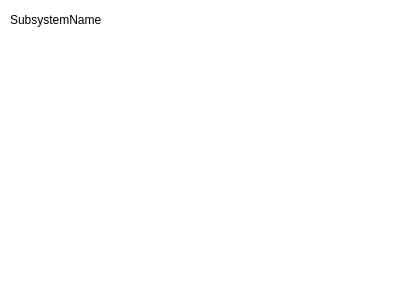
Before: the Qt Designer form resource/SubsystemWidget.ui in dseredyn/rqt_agent, drawn with Qt 5.
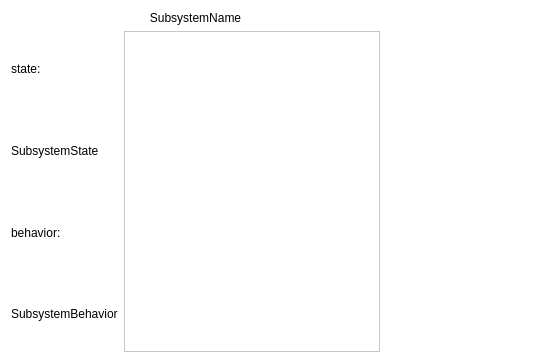
After: the same form once the commit is applied.

Commit message: buffers visualization

```diff
--- a/resource/SubsystemWidget.ui
+++ b/resource/SubsystemWidget.ui
@@ -1,87 +1,488 @@
 <?xml version="1.0" encoding="UTF-8"?>
 <ui version="4.0">
-  <class>SubsystemWidget</class>
-  <widget class="QWidget" name="SubsystemWidget">
-    <property name="geometry">
-      <rect>
-        <x>0</x>
-        <y>0</y>
-        <width>400</width>
-        <height>300</height>
-      </rect>
-    </property>
-    <property name="windowTitle">
-      <string>Form</string>
-    </property>
-    <property name="autoFillBackground">
-      <bool>true</bool>
-    </property>
-    <property name="palette">
-        <palette>
-          <active>
-            <color><red>0</red><green>0</green><blue>0</blue></color>   <!-- Foreground -->
-            <color><red>255</red><green>255</green><blue>255</blue></color>   <!-- Button -->
-            <color><red>255</red><green>255</green><blue>255</blue></color>   <!-- Light -->
-            <color><red>255</red><green>255</green><blue>255</blue></color>   <!-- Midlight -->
-            <color><red>255</red><green>255</green><blue>255</blue></color>   <!-- Dark -->
-            <color><red>255</red><green>255</green><blue>255</blue></color>   <!-- Mid -->
-            <color><red>0</red><green>0</green><blue>0</blue></color>   <!-- Text -->
-            <color><red>0</red><green>0</green><blue>0</blue></color>   <!-- BrightText -->
-            <color><red>0</red><green>0</green><blue>0</blue></color>   <!-- ButtonText -->
-            <color><red>255</red><green>255</green><blue>255</blue></color>   <!-- Base -->
-            <color><red>255</red><green>255</green><blue>255</blue></color>   <!-- Background -->
-            <color><red>255</red><green>255</green><blue>255</blue></color>   <!-- Shadow -->
-            <color><red>255</red><green>255</green><blue>255</blue></color>   <!-- Highlight -->
-            <color><red>0</red><green>0</green><blue>0</blue></color>   <!-- HighlightText -->
-          </active>
-          <disabled>
-            <color><red>0</red><green>0</green><blue>0</blue></color>   <!-- Foreground -->
-            <color><red>255</red><green>255</green><blue>255</blue></color>   <!-- Button -->
-            <color><red>255</red><green>255</green><blue>255</blue></color>   <!-- Light -->
-            <color><red>255</red><green>255</green><blue>255</blue></color>   <!-- Midlight -->
-            <color><red>255</red><green>255</green><blue>255</blue></color>   <!-- Dark -->
-            <color><red>255</red><green>255</green><blue>255</blue></color>   <!-- Mid -->
-            <color><red>0</red><green>0</green><blue>0</blue></color>   <!-- Text -->
-            <color><red>0</red><green>0</green><blue>0</blue></color>   <!-- BrightText -->
-            <color><red>0</red><green>0</green><blue>0</blue></color>   <!-- ButtonText -->
-            <color><red>255</red><green>255</green><blue>255</blue></color>   <!-- Base -->
-            <color><red>255</red><green>255</green><blue>255</blue></color>   <!-- Background -->
-            <color><red>255</red><green>255</green><blue>255</blue></color>   <!-- Shadow -->
-            <color><red>255</red><green>255</green><blue>255</blue></color>   <!-- Highlight -->
-            <color><red>0</red><green>0</green><blue>0</blue></color>   <!-- HighlightText -->
-          </disabled>
-          <inactive>
-            <color><red>0</red><green>0</green><blue>0</blue></color>   <!-- Foreground -->
-            <color><red>255</red><green>255</green><blue>255</blue></color>   <!-- Button -->
-            <color><red>255</red><green>255</green><blue>255</blue></color>   <!-- Light -->
-            <color><red>255</red><green>255</green><blue>255</blue></color>   <!-- Midlight -->
-            <color><red>255</red><green>255</green><blue>255</blue></color>   <!-- Dark -->
-            <color><red>255</red><green>255</green><blue>255</blue></color>   <!-- Mid -->
-            <color><red>0</red><green>0</green><blue>0</blue></color>   <!-- Text -->
-            <color><red>0</red><green>0</green><blue>0</blue></color>   <!-- BrightText -->
-            <color><red>0</red><green>0</green><blue>0</blue></color>   <!-- ButtonText -->
-            <color><red>255</red><green>255</green><blue>255</blue></color>   <!-- Base -->
-            <color><red>255</red><green>255</green><blue>255</blue></color>   <!-- Background -->
-            <color><red>255</red><green>255</green><blue>255</blue></color>   <!-- Shadow -->
-            <color><red>255</red><green>255</green><blue>255</blue></color>   <!-- Highlight -->
-            <color><red>0</red><green>0</green><blue>0</blue></color>   <!-- HighlightText -->
-          </inactive>
-        </palette>
-    </property>
-    <widget class="QLabel" name="SubsystemName">
-      <property name="geometry">
-        <rect>
-          <x>10</x>
-          <y>6</y>
-          <width>300</width>
-          <height>27</height>
-        </rect>
-      </property>
-      <property name="text">
+ <class>SubsystemWidget</class>
+ <widget class="QWidget" name="SubsystemWidget">
+  <property name="geometry">
+   <rect>
+    <x>0</x>
+    <y>0</y>
+    <width>543</width>
+    <height>363</height>
+   </rect>
+  </property>
+  <property name="sizePolicy">
+   <sizepolicy hsizetype="Preferred" vsizetype="Preferred">
+    <horstretch>0</horstretch>
+    <verstretch>0</verstretch>
+   </sizepolicy>
+  </property>
+  <property name="palette">
+   <palette>
+    <active>
+     <colorrole role="WindowText">
+      <brush brushstyle="SolidPattern">
+       <color alpha="255">
+        <red>0</red>
+        <green>0</green>
+        <blue>0</blue>
+       </color>
+      </brush>
+     </colorrole>
+     <colorrole role="Button">
+      <brush brushstyle="SolidPattern">
+       <color alpha="255">
+        <red>255</red>
+        <green>255</green>
+        <blue>255</blue>
+       </color>
+      </brush>
+     </colorrole>
+     <colorrole role="Light">
+      <brush brushstyle="SolidPattern">
+       <color alpha="255">
+        <red>255</red>
+        <green>255</green>
+        <blue>255</blue>
+       </color>
+      </brush>
+     </colorrole>
+     <colorrole role="Midlight">
+      <brush brushstyle="SolidPattern">
+       <color alpha="255">
+        <red>255</red>
+        <green>255</green>
+        <blue>255</blue>
+       </color>
+      </brush>
+     </colorrole>
+     <colorrole role="Dark">
+      <brush brushstyle="SolidPattern">
+       <color alpha="255">
+        <red>255</red>
+        <green>255</green>
+        <blue>255</blue>
+       </color>
+      </brush>
+     </colorrole>
+     <colorrole role="Mid">
+      <brush brushstyle="SolidPattern">
+       <color alpha="255">
+        <red>255</red>
+        <green>255</green>
+        <blue>255</blue>
+       </color>
+      </brush>
+     </colorrole>
+     <colorrole role="Text">
+      <brush brushstyle="SolidPattern">
+       <color alpha="255">
+        <red>0</red>
+        <green>0</green>
+        <blue>0</blue>
+       </color>
+      </brush>
+     </colorrole>
+     <colorrole role="BrightText">
+      <brush brushstyle="SolidPattern">
+       <color alpha="255">
+        <red>0</red>
+        <green>0</green>
+        <blue>0</blue>
+       </color>
+      </brush>
+     </colorrole>
+     <colorrole role="ButtonText">
+      <brush brushstyle="SolidPattern">
+       <color alpha="255">
+        <red>0</red>
+        <green>0</green>
+        <blue>0</blue>
+       </color>
+      </brush>
+     </colorrole>
+     <colorrole role="Base">
+      <brush brushstyle="SolidPattern">
+       <color alpha="255">
+        <red>255</red>
+        <green>255</green>
+        <blue>255</blue>
+       </color>
+      </brush>
+     </colorrole>
+     <colorrole role="Window">
+      <brush brushstyle="SolidPattern">
+       <color alpha="255">
+        <red>255</red>
+        <green>255</green>
+        <blue>255</blue>
+       </color>
+      </brush>
+     </colorrole>
+     <colorrole role="Shadow">
+      <brush brushstyle="SolidPattern">
+       <color alpha="255">
+        <red>255</red>
+        <green>255</green>
+        <blue>255</blue>
+       </color>
+      </brush>
+     </colorrole>
+     <colorrole role="Highlight">
+      <brush brushstyle="SolidPattern">
+       <color alpha="255">
+        <red>255</red>
+        <green>255</green>
+        <blue>255</blue>
+       </color>
+      </brush>
+     </colorrole>
+     <colorrole role="HighlightedText">
+      <brush brushstyle="SolidPattern">
+       <color alpha="255">
+        <red>0</red>
+        <green>0</green>
+        <blue>0</blue>
+       </color>
+      </brush>
+     </colorrole>
+    </active>
+    <inactive>
+     <colorrole role="WindowText">
+      <brush brushstyle="SolidPattern">
+       <color alpha="255">
+        <red>0</red>
+        <green>0</green>
+        <blue>0</blue>
+       </color>
+      </brush>
+     </colorrole>
+     <colorrole role="Button">
+      <brush brushstyle="SolidPattern">
+       <color alpha="255">
+        <red>255</red>
+        <green>255</green>
+        <blue>255</blue>
+       </color>
+      </brush>
+     </colorrole>
+     <colorrole role="Light">
+      <brush brushstyle="SolidPattern">
+       <color alpha="255">
+        <red>255</red>
+        <green>255</green>
+        <blue>255</blue>
+       </color>
+      </brush>
+     </colorrole>
+     <colorrole role="Midlight">
+      <brush brushstyle="SolidPattern">
+       <color alpha="255">
+        <red>255</red>
+        <green>255</green>
+        <blue>255</blue>
+       </color>
+      </brush>
+     </colorrole>
+     <colorrole role="Dark">
+      <brush brushstyle="SolidPattern">
+       <color alpha="255">
+        <red>255</red>
+        <green>255</green>
+        <blue>255</blue>
+       </color>
+      </brush>
+     </colorrole>
+     <colorrole role="Mid">
+      <brush brushstyle="SolidPattern">
+       <color alpha="255">
+        <red>255</red>
+        <green>255</green>
+        <blue>255</blue>
+       </color>
+      </brush>
+     </colorrole>
+     <colorrole role="Text">
+      <brush brushstyle="SolidPattern">
+       <color alpha="255">
+        <red>0</red>
+        <green>0</green>
+        <blue>0</blue>
+       </color>
+      </brush>
+     </colorrole>
+     <colorrole role="BrightText">
+      <brush brushstyle="SolidPattern">
+       <color alpha="255">
+        <red>0</red>
+        <green>0</green>
+        <blue>0</blue>
+       </color>
+      </brush>
+     </colorrole>
+     <colorrole role="ButtonText">
+      <brush brushstyle="SolidPattern">
+       <color alpha="255">
+        <red>0</red>
+        <green>0</green>
+        <blue>0</blue>
+       </color>
+      </brush>
+     </colorrole>
+     <colorrole role="Base">
+      <brush brushstyle="SolidPattern">
+       <color alpha="255">
+        <red>255</red>
+        <green>255</green>
+        <blue>255</blue>
+       </color>
+      </brush>
+     </colorrole>
+     <colorrole role="Window">
+      <brush brushstyle="SolidPattern">
+       <color alpha="255">
+        <red>255</red>
+        <green>255</green>
+        <blue>255</blue>
+       </color>
+      </brush>
+     </colorrole>
+     <colorrole role="Shadow">
+      <brush brushstyle="SolidPattern">
+       <color alpha="255">
+        <red>255</red>
+        <green>255</green>
+        <blue>255</blue>
+       </color>
+      </brush>
+     </colorrole>
+     <colorrole role="Highlight">
+      <brush brushstyle="SolidPattern">
+       <color alpha="255">
+        <red>255</red>
+        <green>255</green>
+        <blue>255</blue>
+       </color>
+      </brush>
+     </colorrole>
+     <colorrole role="HighlightedText">
+      <brush brushstyle="SolidPattern">
+       <color alpha="255">
+        <red>0</red>
+        <green>0</green>
+        <blue>0</blue>
+       </color>
+      </brush>
+     </colorrole>
+    </inactive>
+    <disabled>
+     <colorrole role="WindowText">
+      <brush brushstyle="SolidPattern">
+       <color alpha="255">
+        <red>0</red>
+        <green>0</green>
+        <blue>0</blue>
+       </color>
+      </brush>
+     </colorrole>
+     <colorrole role="Button">
+      <brush brushstyle="SolidPattern">
+       <color alpha="255">
+        <red>255</red>
+        <green>255</green>
+        <blue>255</blue>
+       </color>
+      </brush>
+     </colorrole>
+     <colorrole role="Light">
+      <brush brushstyle="SolidPattern">
+       <color alpha="255">
+        <red>255</red>
+        <green>255</green>
+        <blue>255</blue>
+       </color>
+      </brush>
+     </colorrole>
+     <colorrole role="Midlight">
+      <brush brushstyle="SolidPattern">
+       <color alpha="255">
+        <red>255</red>
+        <green>255</green>
+        <blue>255</blue>
+       </color>
+      </brush>
+     </colorrole>
+     <colorrole role="Dark">
+      <brush brushstyle="SolidPattern">
+       <color alpha="255">
+        <red>255</red>
+        <green>255</green>
+        <blue>255</blue>
+       </color>
+      </brush>
+     </colorrole>
+     <colorrole role="Mid">
+      <brush brushstyle="SolidPattern">
+       <color alpha="255">
+        <red>255</red>
+        <green>255</green>
+        <blue>255</blue>
+       </color>
+      </brush>
+     </colorrole>
+     <colorrole role="Text">
+      <brush brushstyle="SolidPattern">
+       <color alpha="255">
+        <red>0</red>
+        <green>0</green>
+        <blue>0</blue>
+       </color>
+      </brush>
+     </colorrole>
+     <colorrole role="BrightText">
+      <brush brushstyle="SolidPattern">
+       <color alpha="255">
+        <red>0</red>
+        <green>0</green>
+        <blue>0</blue>
+       </color>
+      </brush>
+     </colorrole>
+     <colorrole role="ButtonText">
+      <brush brushstyle="SolidPattern">
+       <color alpha="255">
+        <red>0</red>
+        <green>0</green>
+        <blue>0</blue>
+       </color>
+      </brush>
+     </colorrole>
+     <colorrole role="Base">
+      <brush brushstyle="SolidPattern">
+       <color alpha="255">
+        <red>255</red>
+        <green>255</green>
+        <blue>255</blue>
+       </color>
+      </brush>
+     </colorrole>
+     <colorrole role="Window">
+      <brush brushstyle="SolidPattern">
+       <color alpha="255">
+        <red>255</red>
+        <green>255</green>
+        <blue>255</blue>
+       </color>
+      </brush>
+     </colorrole>
+     <colorrole role="Shadow">
+      <brush brushstyle="SolidPattern">
+       <color alpha="255">
+        <red>255</red>
+        <green>255</green>
+        <blue>255</blue>
+       </color>
+      </brush>
+     </colorrole>
+     <colorrole role="Highlight">
+      <brush brushstyle="SolidPattern">
+       <color alpha="255">
+        <red>255</red>
+        <green>255</green>
+        <blue>255</blue>
+       </color>
+      </brush>
+     </colorrole>
+     <colorrole role="HighlightedText">
+      <brush brushstyle="SolidPattern">
+       <color alpha="255">
+        <red>0</red>
+        <green>0</green>
+        <blue>0</blue>
+       </color>
+      </brush>
+     </colorrole>
+    </disabled>
+   </palette>
+  </property>
+  <property name="windowTitle">
+   <string>Form</string>
+  </property>
+  <property name="autoFillBackground">
+   <bool>true</bool>
+  </property>
+  <layout class="QFormLayout" name="formLayout">
+   <item row="0" column="0">
+    <layout class="QVBoxLayout" name="verticalLayout" stretch="0,0,0,0">
+     <property name="sizeConstraint">
+      <enum>QLayout::SetMaximumSize</enum>
+     </property>
+     <item>
+      <layout class="QHBoxLayout" name="upper_buffers_layout"/>
+     </item>
+     <item>
+      <widget class="QLabel" name="SubsystemName">
+       <property name="text">
         <string>SubsystemName</string>
-      </property>
-    </widget>
-  </widget>
-  <resources/>
-  <connections/>
+       </property>
+       <property name="alignment">
+        <set>Qt::AlignCenter</set>
+       </property>
+      </widget>
+     </item>
+     <item>
+      <layout class="QHBoxLayout" name="central_layout">
+       <item>
+        <layout class="QVBoxLayout" name="verticalLayout_2">
+         <item>
+          <widget class="QLabel" name="SubsystemState_state">
+           <property name="sizePolicy">
+            <sizepolicy hsizetype="Preferred" vsizetype="Preferred">
+             <horstretch>0</horstretch>
+             <verstretch>0</verstretch>
+            </sizepolicy>
+           </property>
+           <property name="text">
+            <string>state:</string>
+           </property>
+          </widget>
+         </item>
+         <item>
+          <widget class="QLabel" name="SubsystemState">
+           <property name="text">
+            <string>SubsystemState</string>
+           </property>
+          </widget>
+         </item>
+         <item>
+          <widget class="QLabel" name="label">
+           <property name="text">
+            <string>behavior:</string>
+           </property>
+          </widget>
+         </item>
+         <item>
+          <widget class="QLabel" name="SubsystemBehavior">
+           <property name="text">
+            <string>SubsystemBehavior</string>
+           </property>
+          </widget>
+         </item>
+        </layout>
+       </item>
+       <item>
+        <widget class="QListView" name="listView"/>
+       </item>
+      </layout>
+     </item>
+     <item>
+      <layout class="QHBoxLayout" name="lower_buffers_layout"/>
+     </item>
+    </layout>
+   </item>
+  </layout>
+  <zorder>verticalLayoutWidget</zorder>
+  <zorder>scrollArea</zorder>
+ </widget>
+ <resources/>
+ <connections/>
 </ui>
```
The commit also changes 2 other files.
